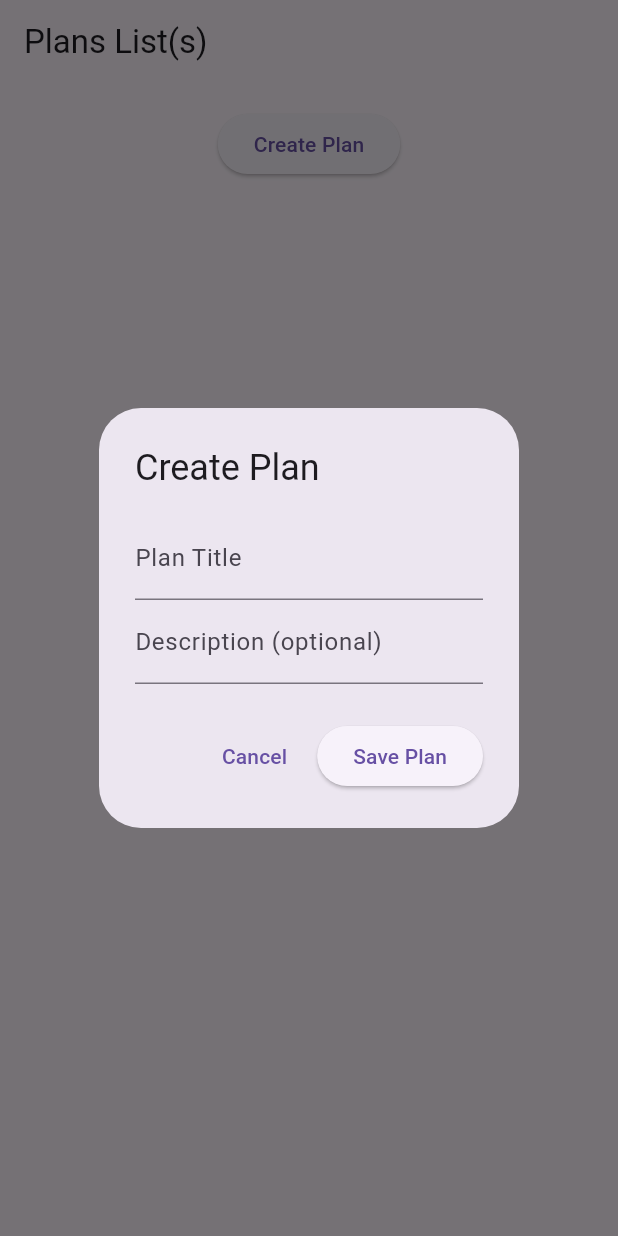
After one commit to gsu-jla/MAD-CW_04, a Flutter app: the screen it shows after launch, after a tap on "Create Plan", on a phone screen of 412 x 824 dp. The commit adds this screen. Run offline on Flutter 3.47's test engine with Material 3 defaults, Android fonts, the phone set to English and light mode, and no system bars; our stand-ins replace sqflite; accounts and stored records are empty.

Commit message:
plans list added

```diff
--- a/lib/database_helper.dart
+++ b/lib/database_helper.dart
@@ -8,9 +8,10 @@ class DatabaseHelper {
   static const table = 'my_table';
   static const columnId = '_id';
   static const columnName = 'name';
-  static const columnAge = 'age';
+  static const columnPlanDesc = 'plan_desc'; // Description
+  static const columnCompleted = 'completed'; // New completed column
   late Database _db;
-// this opens the database (and creates it if it doesn't exist)
+
   Future<void> init() async {
     final documentsDirectory = await getApplicationDocumentsDirectory();
     final path = join(documentsDirectory.path, _databaseName);
@@ -21,42 +22,30 @@ class DatabaseHelper {
     );
   }
 
-// SQL code to create the database table
   Future _onCreate(Database db, int version) async {
     await db.execute('''
-CREATE TABLE $table (
-$columnId INTEGER PRIMARY KEY,
-$columnName TEXT NOT NULL,
-$columnAge INTEGER NOT NULL
-)
-''');
+      CREATE TABLE $table (
+        $columnId INTEGER PRIMARY KEY,
+        $columnName TEXT NOT NULL,
+        $columnPlanDesc TEXT NOT NULL,
+        $columnCompleted INTEGER NOT NULL DEFAULT 0
+      )
+    ''');
   }
 
-// Helper methods
-// Inserts a row in the database where each key in the
-//Map is a column name
-// and the value is the column value. The return value
-//is the id of the
-// inserted row.
   Future<int> insert(Map<String, dynamic> row) async {
     return await _db.insert(table, row);
   }
 
-// All of the rows are returned as a list of maps, where each map is
-// a key-value list of columns.
   Future<List<Map<String, dynamic>>> queryAllRows() async {
     return await _db.query(table);
   }
 
-// All of the methods (insert, query, update, delete) can also be done using
-// raw SQL commands. This method uses a raw query to give the row count.
   Future<int> queryRowCount() async {
     final results = await _db.rawQuery('SELECT COUNT(*) FROM $table');
     return Sqflite.firstIntValue(results) ?? 0;
   }
 
-// We are assuming here that the id column in the map is set. The other
-// column values will be used to update the row.
   Future<int> update(Map<String, dynamic> row) async {
     int id = row[columnId];
     return await _db.update(
@@ -67,8 +56,6 @@ $columnAge INTEGER NOT NULL
     );
   }
 
-// Deletes the row specified by the id. The number of affected rows is
-// returned. This should be 1 as long as the row exists.
   Future<int> delete(int id) async {
     return await _db.delete(
       table,
--- a/lib/main.dart
+++ b/lib/main.dart
@@ -1,98 +1,86 @@
 import 'package:flutter/material.dart';
 import 'database_helper.dart';
+import 'plans.dart';
 
-void main() async {
-  WidgetsFlutterBinding.ensureInitialized();
-  final dbHelper = DatabaseHelper();
-  await dbHelper.init();
-  runApp(MyApp(dbHelper));
+void main() {
+  runApp(const MainApp());
 }
 
-class MyApp extends StatelessWidget {
-  final DatabaseHelper dbHelper;
-
-  MyApp(this.dbHelper);
+class MainApp extends StatelessWidget {
+  const MainApp({super.key});
 
   @override
   Widget build(BuildContext context) {
-    return MaterialApp(
-      home: DatabaseScreen(dbHelper: dbHelper),
+    return const MaterialApp(
+      home: PlansListScreen(),
     );
   }
 }
 
-class DatabaseScreen extends StatefulWidget {
-  final DatabaseHelper dbHelper;
-
-  DatabaseScreen({required this.dbHelper});
+class PlansListScreen extends StatefulWidget {
+  const PlansListScreen({super.key});
 
   @override
-  _DatabaseScreenState createState() => _DatabaseScreenState();
+  _PlansListScreenState createState() => _PlansListScreenState();
 }
 
-class _DatabaseScreenState extends State<DatabaseScreen> {
+class _PlansListScreenState extends State<PlansListScreen> {
+  late DatabaseHelper dbHelper;
   List<Map<String, dynamic>> records = [];
-  TextEditingController nameController = TextEditingController();
-  TextEditingController ageController = TextEditingController();
 
-  void _refreshRecords() async {
-    final data = await widget.dbHelper.queryAllRows();
+  @override
+  void initState() {
+    super.initState();
+    dbHelper = DatabaseHelper();
+    _loadPlans();
+  }
+
+  Future<void> _loadPlans() async {
+    final data = await dbHelper.queryAllRows();
     setState(() {
       records = data;
     });
   }
 
-  @override
-  void initState() {
-    super.initState();
-    _refreshRecords();
+  Future<void> _showCreatePlanModal() async {
+    showDialog(
+      context: context,
+      builder: (BuildContext context) {
+        return CreatePlanModal(dbHelper: dbHelper, reloadPlans: _loadPlans);
+      },
+    );
   }
 
   @override
   Widget build(BuildContext context) {
     return Scaffold(
-      appBar: AppBar(title: Text('Flutter Database App')),
+      appBar: AppBar(
+        title: const Text('Plans List(s)'),
+      ),
       body: Padding(
         padding: const EdgeInsets.all(16.0),
         child: Column(
           children: [
-            TextField(
-              controller: nameController,
-              decoration: InputDecoration(labelText: 'Name'),
-            ),
-            TextField(
-              controller: ageController,
-              decoration: InputDecoration(labelText: 'Age'),
-              keyboardType: TextInputType.number,
-            ),
             ElevatedButton(
-              onPressed: () async {
-                final name = nameController.text;
-                final age = int.tryParse(ageController.text) ?? 0;
-                if (name.isNotEmpty && age > 0) {
-                  await widget.dbHelper.insert({
-                    DatabaseHelper.columnName: name,
-                    DatabaseHelper.columnAge: age,
-                  });
-                  _refreshRecords();
-                }
-              },
-              child: Text('Record Entry'),
+              onPressed: _showCreatePlanModal,
+              child: const Text('Create Plan'),
             ),
             Expanded(
               child: ListView.builder(
                 itemCount: records.length,
                 itemBuilder: (context, index) {
                   final record = records[index];
-                  return ListTile(
-                    title: Text("${record['name']} (Age: ${record['age']})"),
-                    subtitle: Text("ID: ${record['_id']}"),
-                    trailing: IconButton(
-                      icon: Icon(Icons.delete),
-                      onPressed: () async {
-                        await widget.dbHelper.delete(record['_id']);
-                        _refreshRecords();
-                      },
+                  final isCompleted = record['completed'] == 1;
+                  return Container(
+                    color: isCompleted ? Colors.green[100] : Colors.transparent,
+                    child: ListTile(
+                      title: Text(
+                        record['name'],
+                        style: TextStyle(
+                          decoration: isCompleted ? TextDecoration.lineThrough : null,
+                        ),
+                      ),
+                      subtitle: Text("Description: ${record['plan_desc']}"),
                     ),
                   );
                 },
--- /dev/null
+++ b/lib/plans.dart
@@ -0,0 +1,62 @@
+import 'package:flutter/material.dart';
+import 'database_helper.dart';
+
+class CreatePlanModal extends StatefulWidget {
+  final DatabaseHelper dbHelper;
+  final Function reloadPlans;
+
+  const CreatePlanModal({required this.dbHelper, required this.reloadPlans, super.key});
+
+  @override
+  _CreatePlanModalState createState() => _CreatePlanModalState();
+}
+
+class _CreatePlanModalState extends State<CreatePlanModal> {
+  TextEditingController nameController = TextEditingController();
+  TextEditingController descController = TextEditingController();
+
+  Future<void> _createPlan() async {
+    final name = nameController.text;
+    final planDesc = descController.text;
+    if (name.isNotEmpty) {
+      await widget.dbHelper.insert({
+        DatabaseHelper.columnName: name,
+        DatabaseHelper.columnPlanDesc: planDesc,
+        DatabaseHelper.columnCompleted: 0,
+      });
+      widget.reloadPlans(); // Reload the plans list
+      Navigator.pop(context); // Close the modal
+    }
+  }
+
+  @override
+  Widget build(BuildContext context) {
+    return AlertDialog(
+      title: const Text('Create Plan'),
+      content: SingleChildScrollView(
+        child: Column(
+          children: [
+            TextField(
+              controller: nameController,
+              decoration: const InputDecoration(labelText: 'Plan Title'),
+            ),
+            TextField(
+              controller: descController,
+              decoration: const InputDecoration(labelText: 'Description (optional)'),
+            ),
+          ],
+        ),
+      ),
+      actions: [
+        TextButton(
+          onPressed: () => Navigator.pop(context), // Close the modal without saving
+          child: const Text('Cancel'),
+        ),
+        ElevatedButton(
+          onPressed: _createPlan,
+          child: const Text('Save Plan'),
+        ),
+      ],
+    );
+  }
+}
```
Also changed, not shown: 1 other file.
